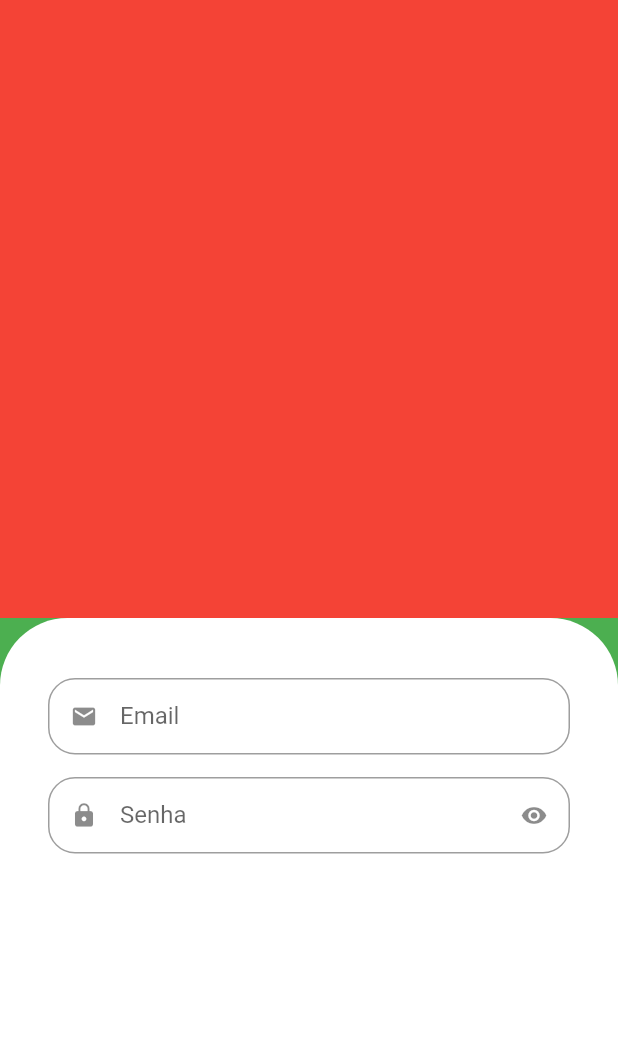
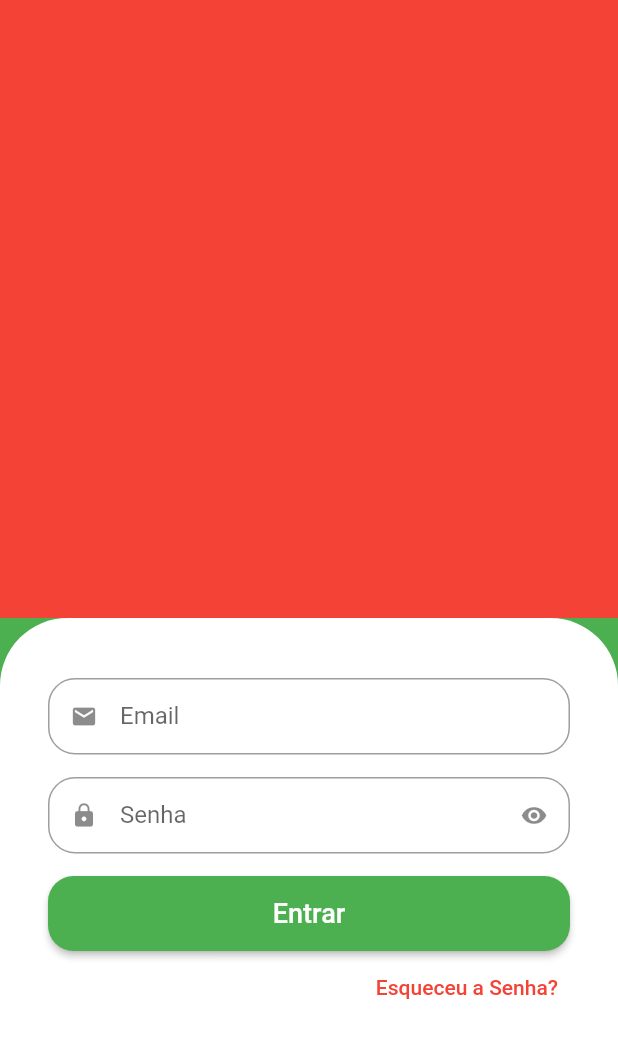
Before and after one commit to EduardoJanner/loja, a Flutter app: the screen it shows after launch, on a phone screen of 412 x 824 dp. Shown: the top 1038 px of the screen. Run offline on Flutter 3.47's test engine with Material 2 defaults, Android fonts, the phone set to English and light mode, and no system bars.

Commit message:
botão esqueci a senha

```diff
--- a/lib/src/auth/sing_in_screen.dart
+++ b/lib/src/auth/sing_in_screen.dart
@@ -1,5 +1,6 @@
 import 'package:flutter/material.dart';
 import 'package:loja/src/auth/components/custom_text_field.dart';
+
 class SignInScreen extends StatelessWidget {
   const SignInScreen({super.key});
 
@@ -24,21 +25,48 @@ class SignInScreen extends StatelessWidget {
                   color: Colors.white,
                   borderRadius: BorderRadius.vertical(
                     top: Radius.circular(45),
-              )
-              ),
-
+                  )),
               child: Column(
-                children:[
+                crossAxisAlignment: CrossAxisAlignment.stretch,
+                children: [
                   // Email
-                    CustomTextField(
+                  const CustomTextField(
                     icon: Icons.email,
                     label: 'Email',
                   ),
                   // Senha
-                    CustomTextField(
-                      icon: Icons.lock,
-                      label: 'Senha',
-                      isSecret: true
+                  const CustomTextField(
+                      icon: Icons.lock, label: 'Senha', isSecret: true),
+
+                  SizedBox(
+                    height: 50,
+                    child: ElevatedButton(
+                      style: ElevatedButton.styleFrom(
+                        shape: RoundedRectangleBorder(
+                          borderRadius: BorderRadius.circular(17),
+                        ),
+                      ),
+                      onPressed: () {},
+                      child: const Text(
+                        'Entrar',
+                        style: TextStyle(
+                          fontSize: 18,
+                        ),
+                      ),
+                    ),
+                  ),
+
+                  Align(
+                    alignment: Alignment.centerRight,
+                    child: TextButton(
+                      onPressed: () {},
+                      child: const Text(
+                        'Esqueceu a Senha?',
+                        style: TextStyle(
+                          color: Colors.red,
+                        ),
+                      ),
+                    ),
                   ),
                 ],
               ),
```
Lines whose indentation alone changed are shown as unchanged.
